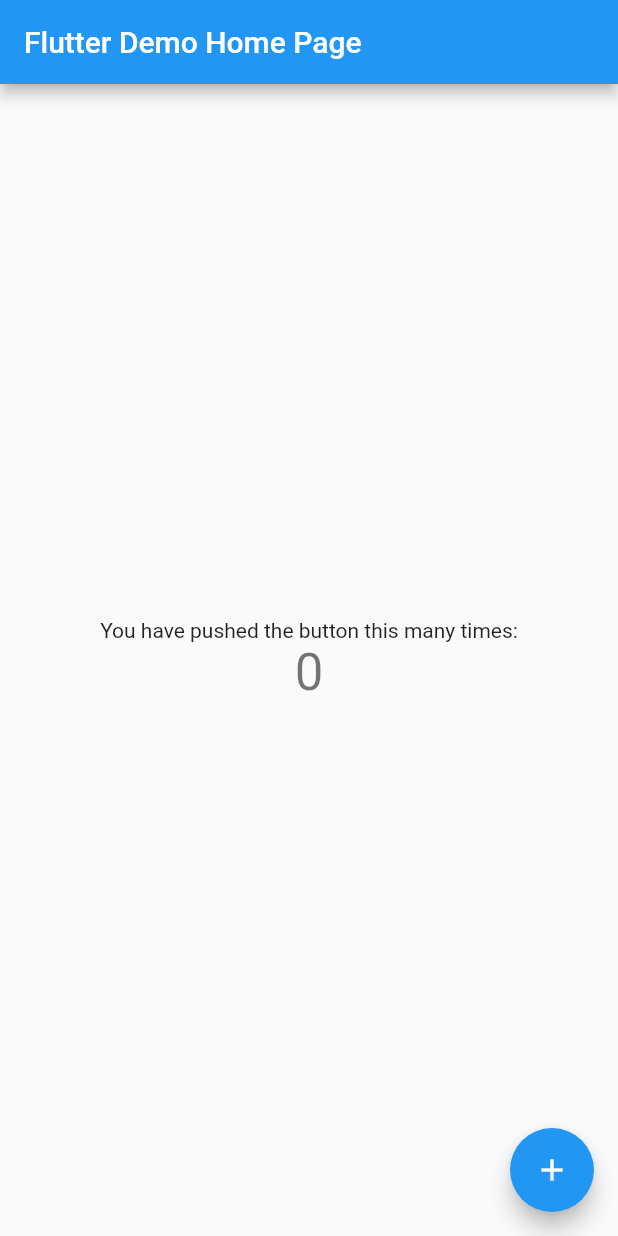
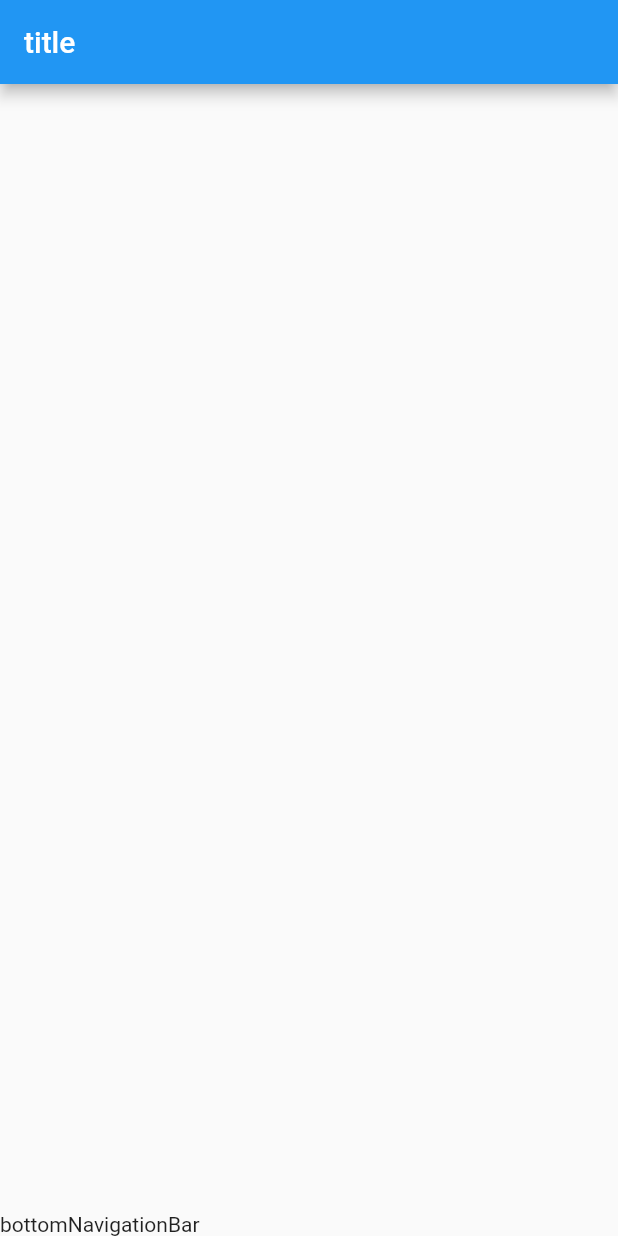
Before and after one commit to kuroky/Flutter_Startup, a Flutter app: the screen it shows after launch, on a phone screen of 412 x 824 dp. Run offline on Flutter 3.47's test engine with Material 2 defaults, Android fonts, the light colour scheme and no system bars; statements that could not run were skipped.

Commit message:
update
update

```diff
--- /dev/null
+++ b/flutter_zhihu/lib/NavigationIconView.dart
@@ -0,0 +1,22 @@
+import 'package:flutter/material.dart';
+
+class NavigationIconView {
+
+
+  NavigationIconView({
+    Widget icon,
+    Widget title,
+    TickerProvider vsync
+  }): // TODO 语法?
+    item = BottomNavigationBarItem(
+      icon: icon,
+      title: title
+    ),
+    controller = AnimationController(
+      duration: kThemeAnimationDuration,
+      vsync: vsync
+    );
+
+    final BottomNavigationBarItem item;
+    final AnimationController controller;
+}
--- a/flutter_zhihu/lib/main.dart
+++ b/flutter_zhihu/lib/main.dart
@@ -1,111 +1,18 @@
 import 'package:flutter/material.dart';
+import 'main_page.dart';
 
 void main() => runApp(MyApp());
 
 class MyApp extends StatelessWidget {
-  // This widget is the root of your application.
+
   @override
   Widget build(BuildContext context) {
     return MaterialApp(
       title: 'Flutter Demo',
       theme: ThemeData(
-        // This is the theme of your application.
-        //
-        // Try running your application with "flutter run". You'll see the
-        // application has a blue toolbar. Then, without quitting the app, try
-        // changing the primarySwatch below to Colors.green and then invoke
-        // "hot reload" (press "r" in the console where you ran "flutter run",
-        // or simply save your changes to "hot reload" in a Flutter IDE).
-        // Notice that the counter didn't reset back to zero; the application
-        // is not restarted.
         primarySwatch: Colors.blue,
       ),
-      home: MyHomePage(title: 'Flutter Demo Home Page'),
+      home: Mainpage()
     );
   }
 }
-
-class MyHomePage extends StatefulWidget {
-  MyHomePage({Key key, this.title}) : super(key: key);
-
-  // This widget is the home page of your application. It is stateful, meaning
-  // that it has a State object (defined below) that contains fields that affect
-  // how it looks.
-
-  // This class is the configuration for the state. It holds the values (in this
-  // case the title) provided by the parent (in this case the App widget) and
-  // used by the build method of the State. Fields in a Widget subclass are
-  // always marked "final".
-
-  final String title;
-
-  @override
-  _MyHomePageState createState() => _MyHomePageState();
-}
-
-class _MyHomePageState extends State<MyHomePage> {
-  int _counter = 0;
-
-  void _incrementCounter() {
-    setState(() {
-      // This call to setState tells the Flutter framework that something has
-      // changed in this State, which causes it to rerun the build method below
-      // so that the display can reflect the updated values. If we changed
-      // _counter without calling setState(), then the build method would not be
-      // called again, and so nothing would appear to happen.
-      _counter++;
-    });
-  }
-
-  @override
-  Widget build(BuildContext context) {
-    // This method is rerun every time setState is called, for instance as done
-    // by the _incrementCounter method above.
-    //
-    // The Flutter framework has been optimized to make rerunning build methods
-    // fast, so that you can just rebuild anything that needs updating rather
-    // than having to individually change instances of widgets.
-    return Scaffold(
-      appBar: AppBar(
-        // Here we take the value from the MyHomePage object that was created by
-        // the App.build method, and use it to set our appbar title.
-        title: Text(widget.title),
-      ),
-      body: Center(
-        // Center is a layout widget. It takes a single child and positions it
-        // in the middle of the parent.
-        child: Column(
-          // Column is also layout widget. It takes a list of children and
-          // arranges them vertically. By default, it sizes itself to fit its
-          // children horizontally, and tries to be as tall as its parent.
-          //
-          // Invoke "debug painting" (press "p" in the console, choose the
-          // "Toggle Debug Paint" action from the Flutter Inspector in Android
-          // Studio, or the "Toggle Debug Paint" command in Visual Studio Code)
-          // to see the wireframe for each widget.
-          //
-          // Column has various properties to control how it sizes itself and
-          // how it positions its children. Here we use mainAxisAlignment to
-          // center the children vertically; the main axis here is the vertical
-          // axis because Columns are vertical (the cross axis would be
-          // horizontal).
-          mainAxisAlignment: MainAxisAlignment.center,
-          children: <Widget>[
-            Text(
-              'You have pushed the button this many times:',
-            ),
-            Text(
-              '$_counter',
-              style: Theme.of(context).textTheme.display1,
-            ),
-          ],
-        ),
-      ),
-      floatingActionButton: FloatingActionButton(
-        onPressed: _incrementCounter,
-        tooltip: 'Increment',
-        child: Icon(Icons.add),
-      ), // This trailing comma makes auto-formatting nicer for build methods.
-    );
-  }
-}
--- /dev/null
+++ b/flutter_zhihu/lib/main_page.dart
@@ -0,0 +1,84 @@
+import 'package:flutter/material.dart';
+import 'NavigationIconView.dart';
+
+class Mainpage extends StatefulWidget {
+
+  @override
+  _Mainpage createState() {
+    return _Mainpage();
+  }
+}
+
+class _Mainpage extends State<Mainpage> with TickerProviderStateMixin {
+
+  List<NavigationIconView> _navigationViews;
+  List<StatefulWidget> _pageList;
+  StatefulWidget _currentPage;
+
+  setupNavigationViews() {
+    _navigationViews = <NavigationIconView>[
+      NavigationIconView(
+        icon: Icon(Icons.assessment),
+        title: Text("1"),
+        vsync: this
+      ),
+      NavigationIconView(
+        icon: Icon(Icons.all_inclusive),
+        title: Text("2"),
+        vsync: this
+      ),
+      NavigationIconView(
+        icon: Icon(Icons.add_shopping_cart),
+        title: Text("3"),
+        vsync: this
+      ),
+      NavigationIconView(
+        icon: Icon(Icons.add_alert),
+        title: Text("4"),
+        vsync: this
+      ),
+      NavigationIconView(
+        icon: Icon(Icons.perm_identity),
+        title: Text("5"),
+        vsync: this
+      )
+    ];
+
+    _pageList = <StatefulWidget>[
+      DrawerController(),
+    ];
+  }
+
+  @override
+  void initState() {
+    super.initState();
+    setupNavigationViews();
+    _currentPage =_pageList[0];
+  }
+
+  @override
+  Widget build(BuildContext context) {
+    final BottomNavigationBar bottomNavigationBar = BottomNavigationBar(
+      items: _navigationViews
+      .map((NavigationIconView navigationnIconView) {
+        return navigationnIconView.item;
+      })
+      .toList(),
+      currentIndex: 0,
+      fixedColor: Colors.blue,
+      type: BottomNavigationBarType.fixed,
+      onTap: (int index) {
+
+      },
+    );
+    return Scaffold(
+      appBar: AppBar(
+        title: Text("title"),
+      ),
+      body: Center(
+        child: _currentPage,
+      ),
+      bottomNavigationBar: Text("bottomNavigationBar"),
+    );
+  }
+}
```
Also changed, not shown: 1 other file.
